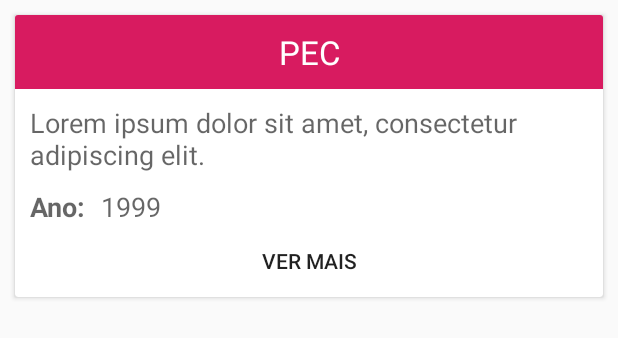
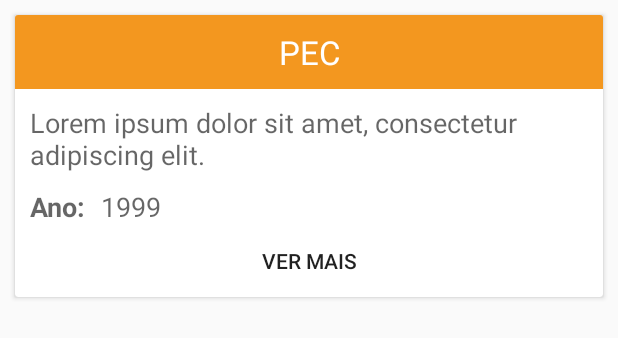
Before and after one commit to franciscojsc/AppAjudaBrasil, an Android app: the layout item_proposicao.xml on its own in the app's theme, with its tools: preview values and no code run, on a phone screen of 412 x 824 dp. Shown: the top 338 px of the screen. Run offline under Robolectric (Android 15) with nearby library versions, the phone set to English and light mode, and no system bars; network calls fail.

Commit message:
Aplicando tema do Material Design

```diff
--- a/app/src/main/res/values/colors.xml
+++ b/app/src/main/res/values/colors.xml
@@ -1,6 +1,6 @@
 <?xml version="1.0" encoding="utf-8"?>
 <resources>
-    <color name="colorPrimary">#008577</color>
-    <color name="colorPrimaryDark">#00574B</color>
-    <color name="colorAccent">#D81B60</color>
+    <color name="colorPrimary">#378498</color>
+    <color name="colorPrimaryDark">#00576a</color>
+    <color name="colorAccent">#f3971f</color>
 </resources>
```
